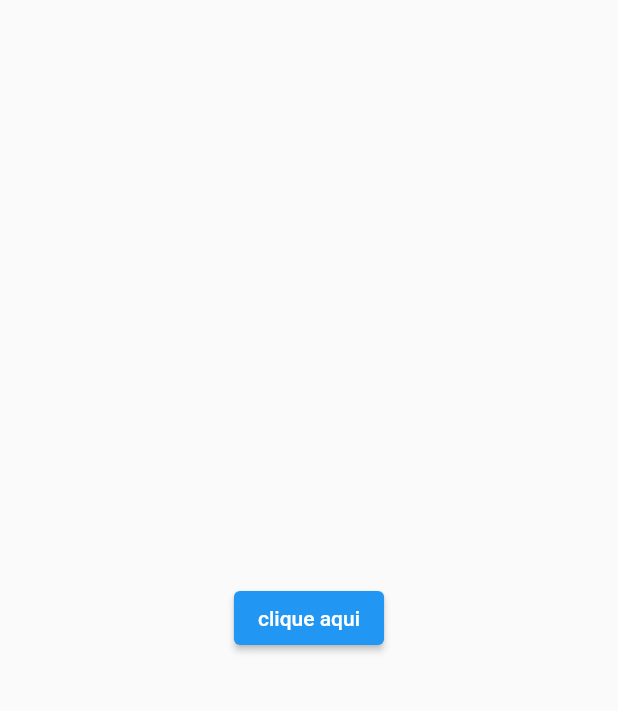
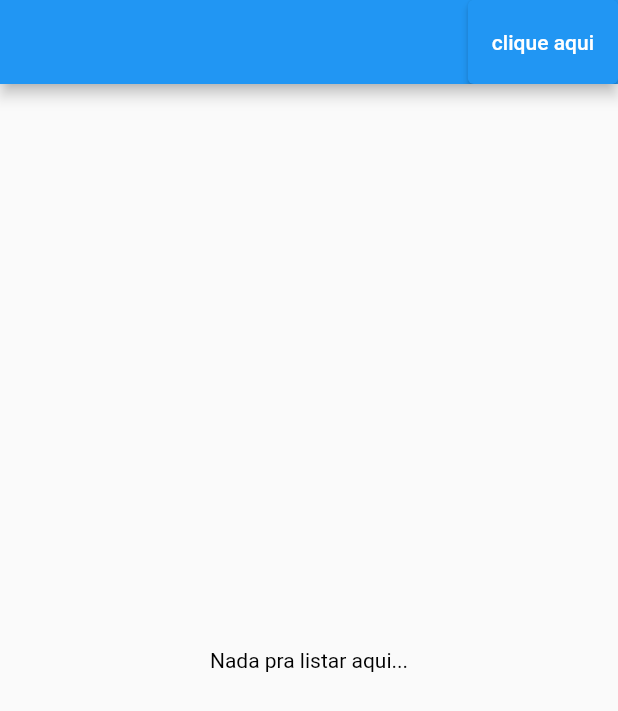
Before and after one commit to alexandress94/mobcar, a Flutter app: the screen it shows after launch, on a phone screen of 412 x 824 dp. Shown: the top 711 px of the screen. Run offline on Flutter 3.47's test engine with Material 2 defaults, Android fonts, the phone set to English and light mode, and no system bars; our stand-ins replace get, sqflite; accounts and stored records are empty; network calls fail.

Commit message:
desenvolvido gerenciamento de estado da aplicação, desenvolvido método de listar e inserir, validações das funcionalidades desenvolvidas 100%

```diff
--- a/lib/futures/data/providers/favorite_database.dart
+++ b/lib/futures/data/providers/favorite_database.dart
@@ -73,6 +73,7 @@ class FavoriteDatabase {
   Future<int> insert(FavoriteModel model) async {
     Database database = await instance.database;
     var result = await database.insert(_table, model.toMap());
+    print('CHAMOU INSERT');
     return result;
   }
 
--- a/lib/futures/presentation/modules/initial/controllers/favorite_controller.dart
+++ b/lib/futures/presentation/modules/initial/controllers/favorite_controller.dart
@@ -2,15 +2,26 @@ import 'package:get/get.dart';
 import 'package:mobicar/core/error/failure.dart';
 import 'package:mobicar/futures/data/models/favorite_model.dart';
 import 'package:mobicar/futures/domain/repositories/favorite_repository.dart';
+import 'package:mobicar/futures/presentation/modules/initial/controllers/year_controller.dart';
 
-class FavoriteController extends GetxController with StateMixin<List<FavoriteModel>>{
+import 'march_controller.dart';
+import 'model_controller.dart';
+import 'price_controller.dart';
+
+class FavoriteController extends GetxController
+    with StateMixin<List<FavoriteModel>> {
   final FavoriteRepository repository;
+
+  final _marchController = Get.find<MarchController>();
+  final _modelsController = Get.find<ModelController>();
+  final _yearController = Get.find<YearController>();
+  final _priceController = Get.find<PriceController>();
 
   FavoriteController({required this.repository});
   RxList<FavoriteModel> _favoriteModels = <FavoriteModel>[].obs;
 
   @override
-  void onInit(){
+  void onInit() {
     super.onInit();
     getAll();
   }
@@ -18,22 +29,30 @@ class FavoriteController extends GetxController with StateMixin<List<FavoriteMod
   Future<void> getAll() async {
     change([], status: RxStatus.loading());
 
-    try{
+    try {
       List<Map<String, dynamic>> response = await repository.query();
-      _favoriteModels.value = response.map((data) => FavoriteModel.fromMap(data)).toList();
-      change(_favoriteModels, status: RxStatus.success());
 
-    }catch (error){
+      _favoriteModels.value =
+          response.map((data) => FavoriteModel.fromMap(data)).toList();
+
+      _favoriteModels.isEmpty
+          ? change([], status: RxStatus.empty())
+          : change(_favoriteModels, status: RxStatus.success());
+
+    } catch (error) {
       change(_favoriteModels, status: RxStatus.error());
       throw LocalFailure('Falha ao obter registro no banco de dados $error');
     }
-
   }
 
-    Future<void> insert() async {
+  Future<void> insert() async {
     await repository.insert(
-
-      FavoriteModel(model: '', price: '', year: '', march: ''),
+      FavoriteModel(
+        model: _modelsController.getNameModel,
+        price: _priceController.priceTextController.text,
+        year: _yearController.getNameYear,
+        march: _marchController.getNameMarch,
+      ),
     );
     getAll();
   }
--- a/lib/futures/presentation/modules/initial/initial_page.dart
+++ b/lib/futures/presentation/modules/initial/initial_page.dart
@@ -1,8 +1,11 @@
 import 'package:flutter/material.dart';
+import 'package:get/get.dart';
+import 'package:mobicar/futures/presentation/modules/initial/controllers/favorite_controller.dart';
+import 'package:mobicar/futures/presentation/modules/initial/widgets/success_widget.dart';
+import 'widgets/alert_dialog_widget.dart';
+import 'widgets/on_empty_widget.dart';
 
-import 'widgets/alert_dialog_widget.dart';
-
-class InitialPages extends StatelessWidget {
+class InitialPages extends GetView<FavoriteController> {
   InitialPages({Key? key}) : super(key: key);
 
   void showAlertDialog(BuildContext context) {
@@ -17,14 +20,21 @@ class InitialPages extends StatelessWidget {
   @override
   Widget build(BuildContext context) {
     return Scaffold(
-      body: Center(
-        child: ElevatedButton(
-          onPressed: () {
-            showAlertDialog(context);
-            // _priceController.priceTextController.clear();
-          },
-          child: Text('clique aqui'),
+      appBar: AppBar(
+        actions: [
+          ElevatedButton(
+            onPressed: () {
+              showAlertDialog(context);
+            },
+            child: const Text('clique aqui'),
+          ),
+        ],
+      ),
+      body: controller.obx(
+        (state) => SuccessWidget(
+          state: state!,
         ),
+        onEmpty: const OnEmptyWidget(),
       ),
     );
   }
--- a/lib/futures/presentation/modules/initial/widgets/alert_dialog_widget.dart
+++ b/lib/futures/presentation/modules/initial/widgets/alert_dialog_widget.dart
@@ -97,7 +97,8 @@ class AlertDialogWidget extends StatelessWidget {
               _actionButton(
                 title: 'Confirmar',
                 onPressed: () {
-                  Get.off(Routes.INITIAL);
+                  _favoriteController.insert();
+                  Get.back();
                 },
               ),
             ],
--- /dev/null
+++ b/lib/futures/presentation/modules/initial/widgets/on_empty_widget.dart
@@ -0,0 +1,17 @@
+import 'package:flutter/material.dart';
+
+class OnEmptyWidget extends StatelessWidget {
+  const OnEmptyWidget({Key? key}) : super(key: key);
+
+  @override
+  Widget build(BuildContext context) {
+    return const Center(
+      child: Text(
+        'Nada pra listar aqui...',
+        style: TextStyle(
+          color: Colors.black,
+        ),
+      ),
+    );
+  }
+}
```
Also changed, not shown: lib/futures/presentation/modules/initial/widgets/success_widget.dart (+11 -5 lines).
